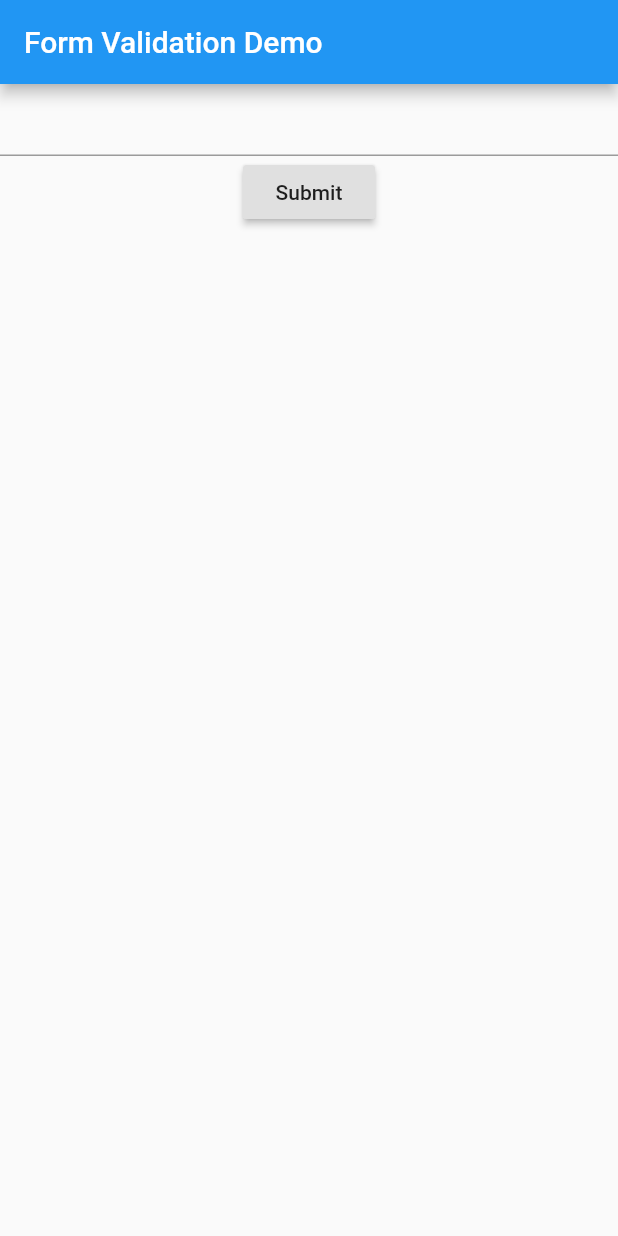
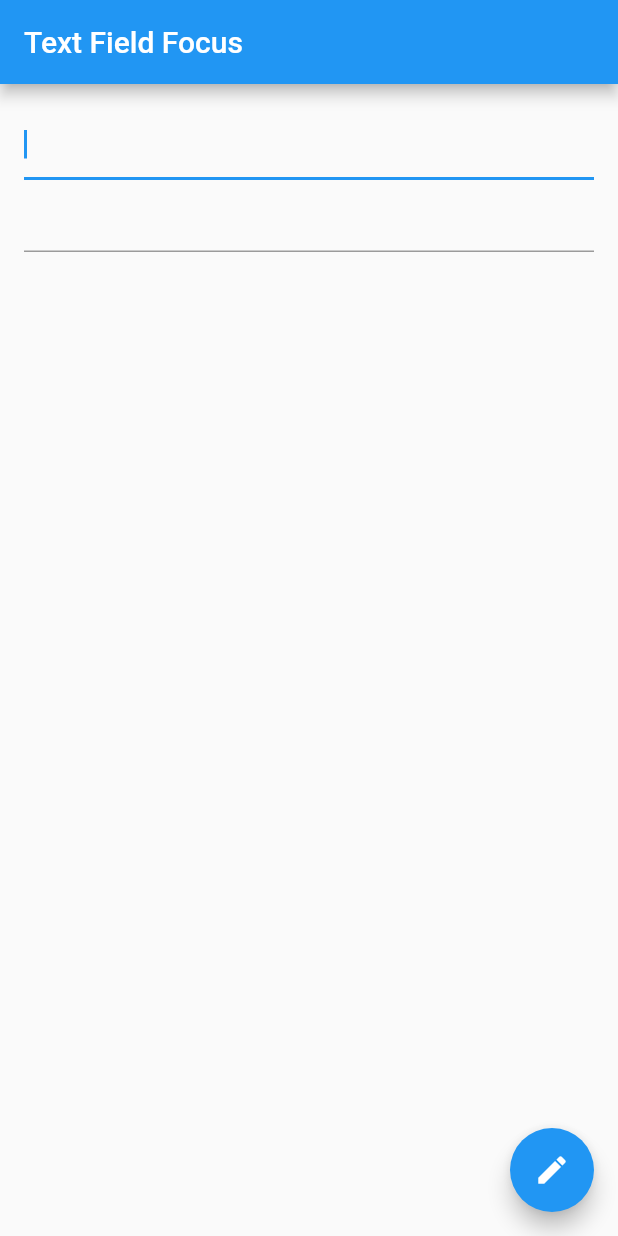
Before and after one commit to vaughan189/flutter-learning, a Flutter app: the screen it shows after launch, on a phone screen of 412 x 824 dp. Run offline on Flutter 3.47's test engine with Material 2 defaults, Android fonts, the light colour scheme and no system bars.

Commit message:
Focus and text fields

```diff
--- a/forms/lib/main.dart
+++ b/forms/lib/main.dart
@@ -1,58 +1,67 @@
 import 'package:flutter/material.dart';
 
 void main() {
-  runApp(MainApp());
+  runApp(MyApp());
 }
 
-class MainApp extends StatelessWidget {
-  const MainApp({Key key}) : super(key: key);
-  final appTitle = 'Form Validation Demo';
+class MyApp extends StatelessWidget {
+  const MyApp({Key key}) : super(key: key);
+
   @override
   Widget build(BuildContext context) {
     return MaterialApp(
-      title: appTitle,
-      home: Scaffold(
-        appBar: AppBar(
-          title: Text(appTitle),
-        ),
-        body: MyApp(),
-      ),
+      title: 'Text Field Focus',
+      home: MyCustomForm(),
     );
   }
 }
 
-class MyApp extends StatefulWidget {
-  MyApp({Key key}) : super(key: key);
+class MyCustomForm extends StatefulWidget {
+  MyCustomForm({Key key}) : super(key: key);
 
   @override
-  _MyAppState createState() => _MyAppState();
+  _MyCustomFormState createState() => _MyCustomFormState();
 }
 
-class _MyAppState extends State<MyApp> {
-  final _formKey = GlobalKey<FormState>();
+class _MyCustomFormState extends State<MyCustomForm> {
+  FocusNode myFocusNode;
+
+  @override
+  void initState() {
+    super.initState();
+    myFocusNode = FocusNode();
+  }
+
+  @override
+  void dispose() {
+    myFocusNode.dispose();
+    super.dispose();
+  }
 
   @override
   Widget build(BuildContext context) {
-    return Form(
-        key: _formKey,
-        child: Column(children: <Widget>[
-          TextFormField(
-            validator: (value) {
-              if (value.isEmpty) {
-                return 'Please enter some text';
-              }
-              return null;
-            },
-          ),
-          RaisedButton(
-            onPressed: () {
-              if (_formKey.currentState.validate()) {
-                Scaffold.of(context)
-                    .showSnackBar(SnackBar(content: Text('Processing Data')));
-              }
-            },
-            child: Text('Submit'),
-          )
-        ]));
+    return Scaffold(
+        appBar: AppBar(
+          title: Text('Text Field Focus'),
+        ),
+        body: Padding(
+            padding: const EdgeInsets.all(16.0),
+            child: Column(children: [
+              TextField(
+                autofocus: true,
+              ),
+              // The second text field is focused on when a user taps the
+              // FloatingActionButton.
+              TextField(
+                focusNode: myFocusNode,
+              ),
+            ])),
+        floatingActionButton: FloatingActionButton(
+          // When the button is pressed,
+          // give focus to the text field using myFocusNode.
+          onPressed: () => myFocusNode.requestFocus(),
+          tooltip: 'Focus Second Text Field',
+          child: Icon(Icons.edit),
+        ));
   }
 }
```
